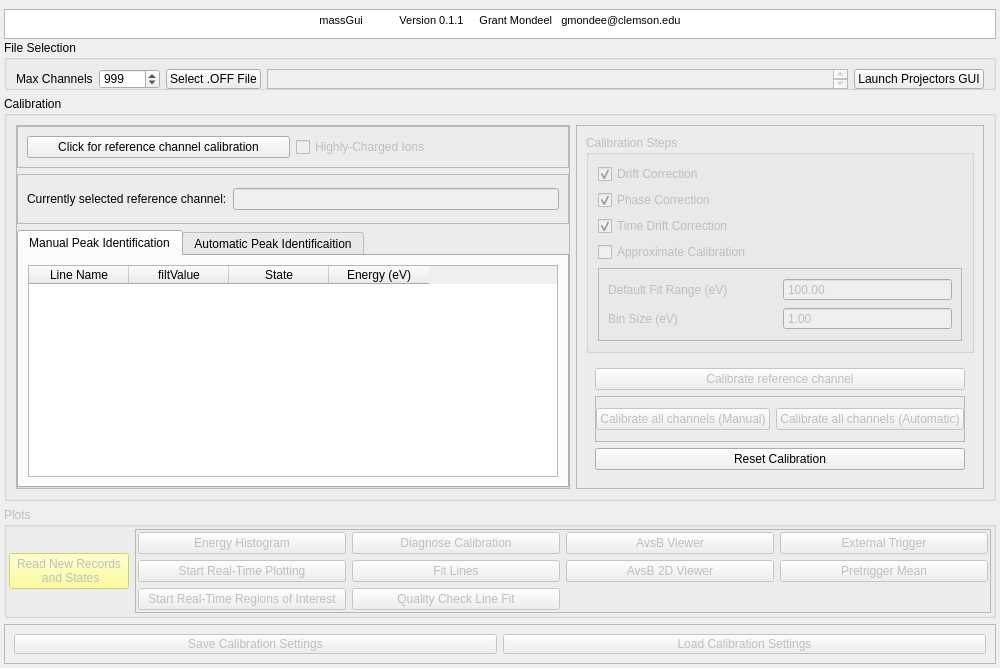
Before: the Qt Designer form massGui/ui/massGuiW.ui in gmondee/massGui, drawn with Qt 5.
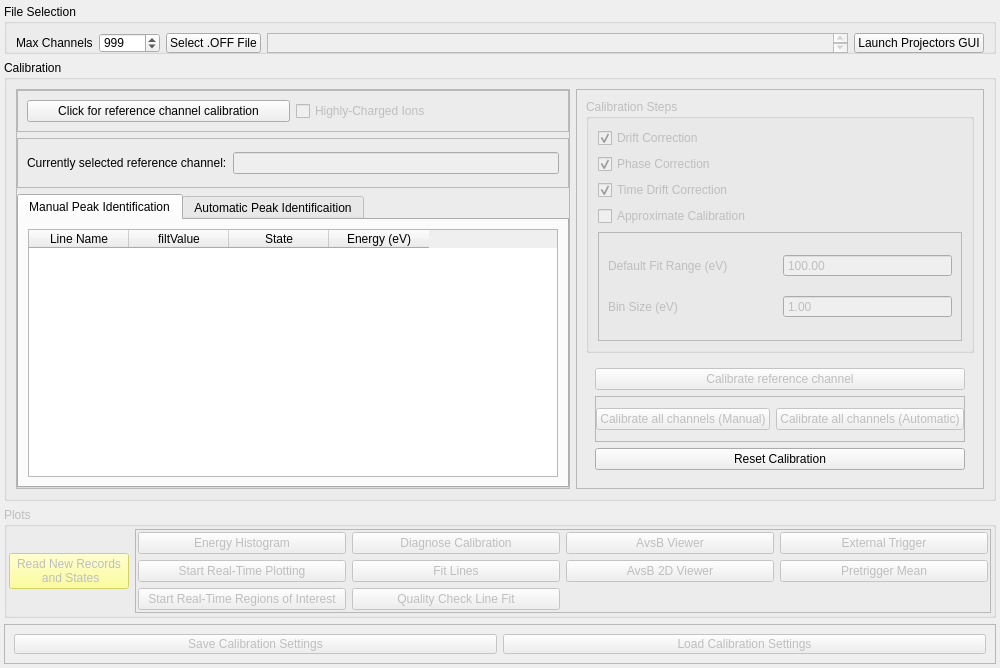
After: the same form once the commit is applied.

The edit to the form file:
```diff
--- a/massGui/ui/massGuiW.ui
+++ b/massGui/ui/massGuiW.ui
@@ -32,29 +32,6 @@
    <property name="bottomMargin">
     <number>4</number>
    </property>
-   <item>
-    <widget class="QTextBrowser" name="Title">
-     <property name="minimumSize">
-      <size>
-       <width>0</width>
-       <height>30</height>
-      </size>
-     </property>
-     <property name="maximumSize">
-      <size>
-       <width>16777215</width>
-       <height>20</height>
-      </size>
-     </property>
-     <property name="html">
-      <string>&lt;!DOCTYPE HTML PUBLIC &quot;-//W3C//DTD HTML 4.0//EN&quot; &quot;http://www.w3.org/TR/REC-html40/strict.dtd&quot;&gt;
-&lt;html&gt;&lt;head&gt;&lt;meta name=&quot;qrichtext&quot; content=&quot;1&quot; /&gt;&lt;style type=&quot;text/css&quot;&gt;
-p, li { white-space: pre-wrap; }
-&lt;/style&gt;&lt;/head&gt;&lt;body style=&quot; font-family:'MS Shell Dlg 2'; font-size:8pt; font-weight:400; font-style:normal;&quot;&gt;
-&lt;p align=&quot;center&quot; style=&quot; margin-top:0px; margin-bottom:0px; margin-left:0px; margin-right:0px; -qt-block-indent:0; text-indent:0px;&quot;&gt;massGui	Version 0.1.1	Grant Mondeel   gmondee@clemson.edu&lt;/p&gt;&lt;/body&gt;&lt;/html&gt;</string>
-     </property>
-    </widget>
-   </item>
    <item>
     <widget class="QGroupBox" name="fileSelectionGroup">
      <property name="minimumSize">
```
Left out of the diff: 2 changed lines with no effect on the pictures.
